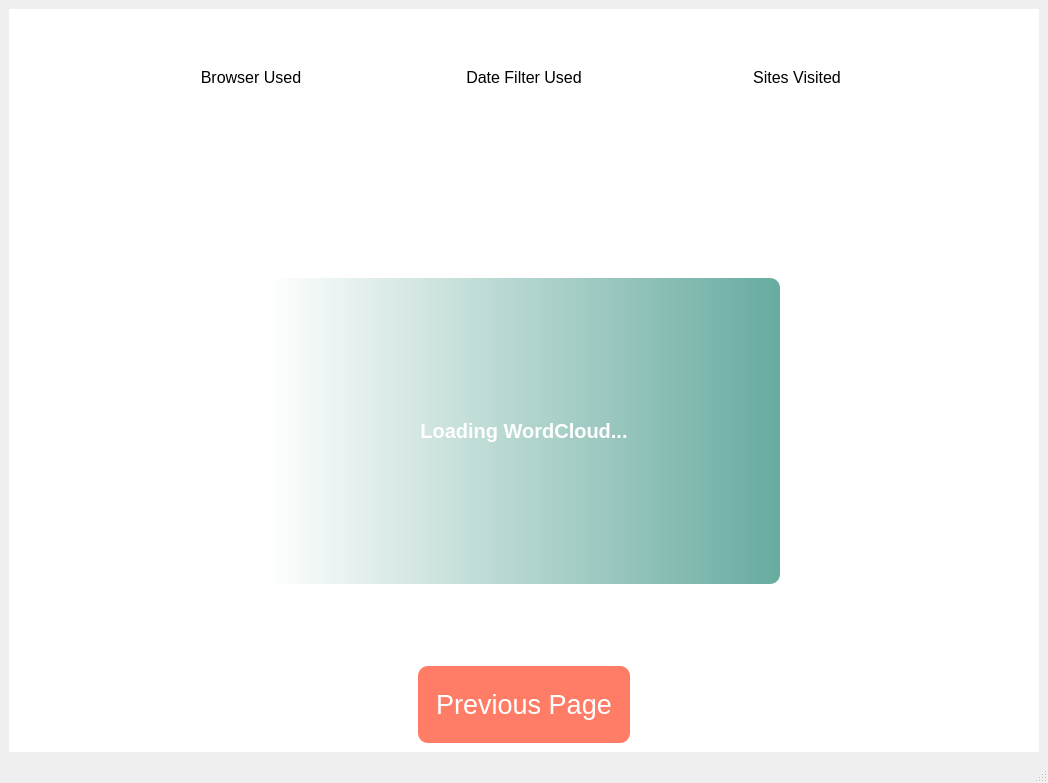
This is src/pyqt/uiFiles/metrics.ui in gerardpslowey/eMot as Qt 5 draws it before an edit. The edited form follows.
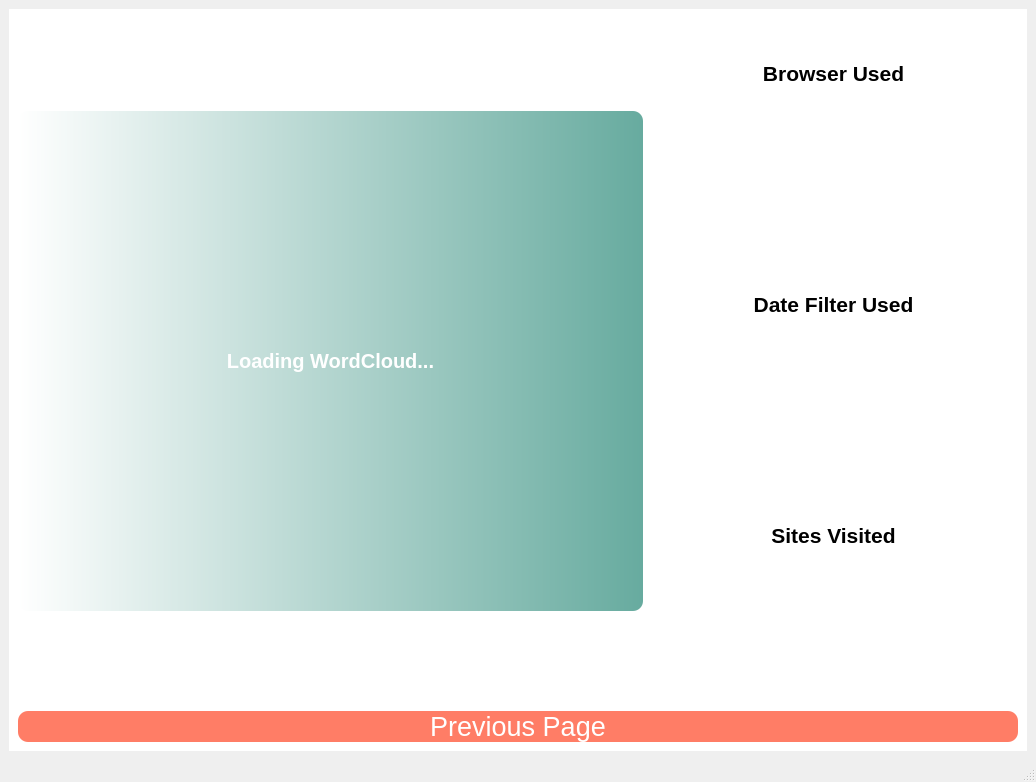
This is the edited form. Icons and pictures are not drawn. Custom widgets are drawn as their Qt base class.

What changed in the file:
```diff
--- a/src/pyqt/uiFiles/metrics.ui
+++ b/src/pyqt/uiFiles/metrics.ui
@@ -6,10 +6,16 @@
    <rect>
     <x>0</x>
     <y>0</y>
-    <width>1048</width>
-    <height>783</height>
+    <width>1036</width>
+    <height>782</height>
    </rect>
   </property>
+  <property name="sizePolicy">
+   <sizepolicy hsizetype="Preferred" vsizetype="Maximum">
+    <horstretch>0</horstretch>
+    <verstretch>0</verstretch>
+   </sizepolicy>
+  </property>
   <property name="windowTitle">
    <string>Metrics Dashboard</string>
   </property>
@@ -21,6 +27,12 @@
    <layout class="QVBoxLayout" name="verticalLayout_2">
     <item>
      <widget class="QStackedWidget" name="stackedWidget">
+      <property name="sizePolicy">
+       <sizepolicy hsizetype="Preferred" vsizetype="Preferred">
+        <horstretch>0</horstretch>
+        <verstretch>0</verstretch>
+       </sizepolicy>
+      </property>
       <property name="styleSheet">
        <string notr="true">background-color: rgb(255, 255, 255);</string>
       </property>
@@ -110,206 +122,221 @@
        </layout>
       </widget>
       <widget class="QWidget" name="wordCloudPage">
-       <layout class="QVBoxLayout" name="verticalLayout_11">
+       <layout class="QVBoxLayout" name="verticalLayout_18">
         <item>
-         <layout class="QVBoxLayout" name="verticalLayout_10" stretch="2,4,1">
-          <property name="spacing">
-           <number>7</number>
-          </property>
-          <property name="rightMargin">
-           <number>0</number>
-          </property>
+         <layout class="QVBoxLayout" name="verticalLayout_17">
           <item>
-           <layout class="QHBoxLayout" name="horizontalLayout_3" stretch="1,1,1">
-            <property name="leftMargin">
-             <number>100</number>
-            </property>
-            <property name="topMargin">
-             <number>50</number>
-            </property>
-            <property name="rightMargin">
-             <number>100</number>
-            </property>
+           <layout class="QHBoxLayout" name="horizontalLayout_3" stretch="5,1">
             <item>
-             <layout class="QVBoxLayout" name="verticalLayout_4" stretch="1,0">
-              <property name="leftMargin">
-               <number>0</number>
-              </property>
+             <layout class="QVBoxLayout" name="verticalLayout">
               <item>
-               <widget class="QLabel" name="browserUsed">
-                <property name="font">
-                 <font>
-                  <pointsize>12</pointsize>
-                 </font>
+               <widget class="QLabel" name="wordCloud">
+                <property name="sizePolicy">
+                 <sizepolicy hsizetype="Preferred" vsizetype="Preferred">
+                  <horstretch>0</horstretch>
+                  <verstretch>0</verstretch>
+                 </sizepolicy>
                 </property>
-                <property name="text">
-                 <string>Browser Used</string>
+                <property name="maximumSize">
+                 <size>
+                  <width>625</width>
+                  <height>500</height>
+                 </size>
                 </property>
-                <property name="alignment">
-                 <set>Qt::AlignCenter</set>
-                </property>
-               </widget>
-              </item>
-              <item>
-               <widget class="QTextEdit" name="browserUsedEdit">
                 <property name="font">
                  <font>
-                  <pointsize>12</pointsize>
+                  <pointsize>15</pointsize>
                   <weight>75</weight>
                   <bold>true</bold>
                  </font>
                 </property>
-                <property name="frameShape">
-                 <enum>QFrame::NoFrame</enum>
+                <property name="layoutDirection">
+                 <enum>Qt::LeftToRight</enum>
                 </property>
-                <property name="readOnly">
-                 <bool>true</bool>
-                </property>
-                <property name="html">
-                 <string>&lt;!DOCTYPE HTML PUBLIC &quot;-//W3C//DTD HTML 4.0//EN&quot; &quot;http://www.w3.org/TR/REC-html40/strict.dtd&quot;&gt;
-&lt;html&gt;&lt;head&gt;&lt;meta name=&quot;qrichtext&quot; content=&quot;1&quot; /&gt;&lt;style type=&quot;text/css&quot;&gt;
-p, li { white-space: pre-wrap; }
-&lt;/style&gt;&lt;/head&gt;&lt;body style=&quot; font-family:'MS Shell Dlg 2'; font-size:12pt; font-weight:600; font-style:normal;&quot;&gt;
-&lt;p align=&quot;center&quot; style=&quot;-qt-paragraph-type:empty; margin-top:0px; margin-bottom:0px; margin-left:0px; margin-right:0px; -qt-block-indent:0; text-indent:0px;&quot;&gt;&lt;br /&gt;&lt;/p&gt;&lt;/body&gt;&lt;/html&gt;</string>
-                </property>
-               </widget>
-              </item>
-             </layout>
-            </item>
-            <item>
-             <layout class="QVBoxLayout" name="verticalLayout_5" stretch="1,0">
-              <item>
-               <widget class="QLabel" name="dateUsed">
-                <property name="font">
-                 <font>
-                  <pointsize>12</pointsize>
-                 </font>
-                </property>
-                <property name="text">
-                 <string>Date Filter Used</string>
-                </property>
-                <property name="alignment">
-                 <set>Qt::AlignCenter</set>
-                </property>
-               </widget>
-              </item>
-              <item>
-               <widget class="QTextEdit" name="dateUsedEdit">
-                <property name="frameShape">
-                 <enum>QFrame::NoFrame</enum>
-                </property>
-                <property name="readOnly">
-                 <bool>true</bool>
-                </property>
-                <property name="html">
-                 <string>&lt;!DOCTYPE HTML PUBLIC &quot;-//W3C//DTD HTML 4.0//EN&quot; &quot;http://www.w3.org/TR/REC-html40/strict.dtd&quot;&gt;
-&lt;html&gt;&lt;head&gt;&lt;meta name=&quot;qrichtext&quot; content=&quot;1&quot; /&gt;&lt;style type=&quot;text/css&quot;&gt;
-p, li { white-space: pre-wrap; }
-&lt;/style&gt;&lt;/head&gt;&lt;body style=&quot; font-family:'MS Shell Dlg 2'; font-size:7.8pt; font-weight:400; font-style:normal;&quot;&gt;
-&lt;p align=&quot;center&quot; style=&quot;-qt-paragraph-type:empty; margin-top:0px; margin-bottom:0px; margin-left:0px; margin-right:0px; -qt-block-indent:0; text-indent:0px;&quot;&gt;&lt;br /&gt;&lt;/p&gt;&lt;/body&gt;&lt;/html&gt;</string>
-                </property>
-               </widget>
-              </item>
-             </layout>
-            </item>
-            <item>
-             <layout class="QVBoxLayout" name="verticalLayout_9" stretch="1,0">
-              <item>
-               <widget class="QLabel" name="sitesLabel">
-                <property name="font">
-                 <font>
-                  <pointsize>12</pointsize>
-                 </font>
-                </property>
-                <property name="text">
-                 <string>Sites Visited</string>
-                </property>
-                <property name="alignment">
-                 <set>Qt::AlignCenter</set>
-                </property>
-               </widget>
-              </item>
-              <item>
-               <widget class="QTextEdit" name="sitesVisitedEdit">
-                <property name="frameShape">
-                 <enum>QFrame::NoFrame</enum>
-                </property>
-                <property name="readOnly">
-                 <bool>true</bool>
-                </property>
-                <property name="html">
-                 <string>&lt;!DOCTYPE HTML PUBLIC &quot;-//W3C//DTD HTML 4.0//EN&quot; &quot;http://www.w3.org/TR/REC-html40/strict.dtd&quot;&gt;
-&lt;html&gt;&lt;head&gt;&lt;meta name=&quot;qrichtext&quot; content=&quot;1&quot; /&gt;&lt;style type=&quot;text/css&quot;&gt;
-p, li { white-space: pre-wrap; }
-&lt;/style&gt;&lt;/head&gt;&lt;body style=&quot; font-family:'MS Shell Dlg 2'; font-size:7.8pt; font-weight:400; font-style:normal;&quot;&gt;
-&lt;p align=&quot;center&quot; style=&quot;-qt-paragraph-type:empty; margin-top:0px; margin-bottom:0px; margin-left:0px; margin-right:0px; -qt-block-indent:0; text-indent:0px;&quot;&gt;&lt;br /&gt;&lt;/p&gt;&lt;/body&gt;&lt;/html&gt;</string>
-                </property>
-               </widget>
-              </item>
-             </layout>
-            </item>
-           </layout>
-          </item>
-          <item>
-           <layout class="QVBoxLayout" name="verticalLayout">
-            <property name="sizeConstraint">
-             <enum>QLayout::SetDefaultConstraint</enum>
-            </property>
-            <property name="leftMargin">
-             <number>250</number>
-            </property>
-            <property name="topMargin">
-             <number>50</number>
-            </property>
-            <property name="rightMargin">
-             <number>250</number>
-            </property>
-            <property name="bottomMargin">
-             <number>50</number>
-            </property>
-            <item>
-             <widget class="QLabel" name="wordCloud">
-              <property name="maximumSize">
-               <size>
-                <width>1250</width>
-                <height>1000</height>
-               </size>
-              </property>
-              <property name="font">
-               <font>
-                <pointsize>15</pointsize>
-                <weight>75</weight>
-                <bold>true</bold>
-               </font>
-              </property>
-              <property name="styleSheet">
-               <string notr="true">background-color: qlineargradient(spread:pad, x1:0, y1:0, x2:1, y2:0, stop:0 rgba(255, 255, 255, 255), stop:1 rgba(103, 171, 159,255));
+                <property name="styleSheet">
+                 <string notr="true">background-color: qlineargradient(spread:pad, x1:0, y1:0, x2:1, y2:0, stop:0 rgba(255, 255, 255, 255), stop:1 rgba(103, 171, 159,255));
 color: rgb(255, 255, 255);
 border-radius: 10px;</string>
-              </property>
-              <property name="frameShape">
-               <enum>QFrame::StyledPanel</enum>
-              </property>
-              <property name="text">
-               <string>Loading WordCloud...</string>
-              </property>
-              <property name="alignment">
-               <set>Qt::AlignCenter</set>
-              </property>
-             </widget>
+                </property>
+                <property name="frameShape">
+                 <enum>QFrame::StyledPanel</enum>
+                </property>
+                <property name="text">
+                 <string>Loading WordCloud...</string>
+                </property>
+                <property name="alignment">
+                 <set>Qt::AlignCenter</set>
+                </property>
+                <property name="margin">
+                 <number>0</number>
+                </property>
+                <property name="indent">
+                 <number>4</number>
+                </property>
+               </widget>
+              </item>
+             </layout>
+            </item>
+            <item>
+             <layout class="QVBoxLayout" name="verticalLayout_16">
+              <item>
+               <layout class="QVBoxLayout" name="verticalLayout_4">
+                <item>
+                 <layout class="QVBoxLayout" name="verticalLayout_10" stretch="1,1">
+                  <property name="topMargin">
+                   <number>0</number>
+                  </property>
+                  <property name="bottomMargin">
+                   <number>0</number>
+                  </property>
+                  <item>
+                   <widget class="QLabel" name="browserUsed">
+                    <property name="font">
+                     <font>
+                      <pointsize>16</pointsize>
+                      <weight>75</weight>
+                      <bold>true</bold>
+                     </font>
+                    </property>
+                    <property name="text">
+                     <string>Browser Used</string>
+                    </property>
+                    <property name="alignment">
+                     <set>Qt::AlignCenter</set>
+                    </property>
+                   </widget>
+                  </item>
+                  <item>
+                   <layout class="QVBoxLayout" name="verticalLayout_11">
+                    <item>
+                     <widget class="QLabel" name="browserUsedEdit">
+                      <property name="font">
+                       <font>
+                        <pointsize>14</pointsize>
+                        <weight>75</weight>
+                        <bold>true</bold>
+                       </font>
+                      </property>
+                      <property name="text">
+                       <string/>
+                      </property>
+                      <property name="alignment">
+                       <set>Qt::AlignCenter</set>
+                      </property>
+                     </widget>
+                    </item>
+                   </layout>
+                  </item>
+                 </layout>
+                </item>
+               </layout>
+              </item>
+              <item>
+               <layout class="QVBoxLayout" name="verticalLayout_5" stretch="0">
+                <item>
+                 <layout class="QVBoxLayout" name="verticalLayout_12" stretch="1,1">
+                  <item>
+                   <widget class="QLabel" name="dateUsed">
+                    <property name="font">
+                     <font>
+                      <pointsize>16</pointsize>
+                      <weight>75</weight>
+                      <bold>true</bold>
+                     </font>
+                    </property>
+                    <property name="text">
+                     <string>Date Filter Used</string>
+                    </property>
+                    <property name="alignment">
+                     <set>Qt::AlignCenter</set>
+                    </property>
+                   </widget>
+                  </item>
+                  <item>
+                   <layout class="QVBoxLayout" name="verticalLayout_13">
+                    <item>
+                     <widget class="QLabel" name="dateUsedEdit">
+                      <property name="font">
+                       <font>
+                        <pointsize>14</pointsize>
+                        <weight>75</weight>
+                        <bold>true</bold>
+                       </font>
+                      </property>
+                      <property name="text">
+                       <string/>
+                      </property>
+                      <property name="alignment">
+                       <set>Qt::AlignCenter</set>
+                      </property>
+                     </widget>
+                    </item>
+                   </layout>
+                  </item>
+                 </layout>
+                </item>
+               </layout>
+              </item>
+              <item>
+               <layout class="QVBoxLayout" name="verticalLayout_15">
+                <item>
+                 <layout class="QVBoxLayout" name="verticalLayout_14" stretch="1,1">
+                  <item>
+                   <layout class="QVBoxLayout" name="verticalLayout_9" stretch="1">
+                    <item>
+                     <widget class="QLabel" name="sitesLabel">
+                      <property name="font">
+                       <font>
+                        <pointsize>16</pointsize>
+                        <weight>75</weight>
+                        <bold>true</bold>
+                       </font>
+                      </property>
+                      <property name="text">
+                       <string>Sites Visited</string>
+                      </property>
+                      <property name="alignment">
+                       <set>Qt::AlignCenter</set>
+                      </property>
+                     </widget>
+                    </item>
+                   </layout>
+                  </item>
+                  <item>
+                   <widget class="QLabel" name="sitesVisitedEdit">
+                    <property name="font">
+                     <font>
+                      <pointsize>14</pointsize>
+                      <weight>75</weight>
+                      <bold>true</bold>
+                     </font>
+                    </property>
+                    <property name="text">
+                     <string/>
+                    </property>
+                    <property name="alignment">
+                     <set>Qt::AlignCenter</set>
+                    </property>
+                   </widget>
+                  </item>
+                 </layout>
+                </item>
+               </layout>
+              </item>
+             </layout>
             </item>
            </layout>
           </item>
           <item>
            <layout class="QVBoxLayout" name="verticalLayout_3">
             <property name="leftMargin">
-             <number>400</number>
+             <number>0</number>
             </property>
             <property name="topMargin">
-             <number>25</number>
+             <number>0</number>
             </property>
             <property name="rightMargin">
-             <number>400</number>
+             <number>0</number>
             </property>
             <property name="bottomMargin">
              <number>0</number>
@@ -317,7 +344,7 @@
             <item>
              <widget class="QPushButton" name="previousPageButton">
               <property name="sizePolicy">
-               <sizepolicy hsizetype="Minimum" vsizetype="Preferred">
+               <sizepolicy hsizetype="Preferred" vsizetype="Preferred">
                 <horstretch>0</horstretch>
                 <verstretch>0</verstretch>
                </sizepolicy>
```
Left out of the diff: 28 changed lines with no effect on the pictures.
